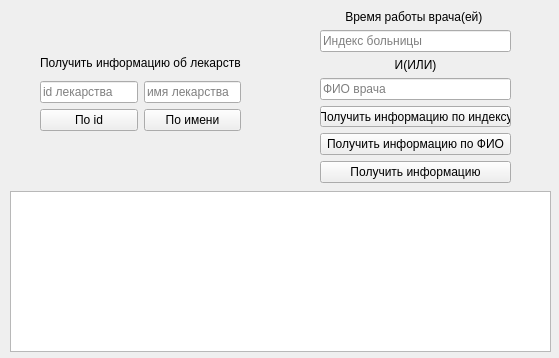
Above: client/gui/ui/info_window.ui from Banifest/HospitalDB before the change. Below: the same form after it.
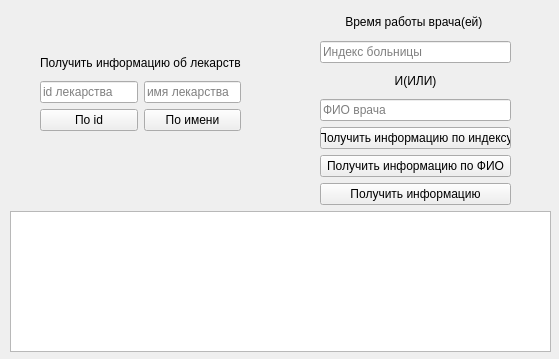
That is the form after the change. Icons and pictures are not drawn.

What changed in the file:
```diff
--- a/client/gui/ui/info_window.ui
+++ b/client/gui/ui/info_window.ui
@@ -7,7 +7,7 @@
                 <x>0</x>
                 <y>0</y>
                 <width>559</width>
-                <height>358</height>
+                <height>359</height>
             </rect>
         </property>
         <property name="windowTitle">
@@ -19,6 +19,1226 @@
                 :/icon/C:/Users/banif/OneDrive/Pictures/hospital/info.png
             </iconset>
         </property>
+        <property name="styleSheet">
+            <string notr="true">QToolTip
+                {
+                border: 1px solid #76797C;
+                background-color: rgb(90, 102, 117);;
+                color: white;
+                padding: 5px;
+                opacity: 200;
+                }
+
+                QWidget
+                {
+                color: #eff0f1;
+                background-color: #31363b;
+                selection-background-color:#3daee9;
+                selection-color: #eff0f1;
+                background-clip: border;
+                border-image: none;
+                border: 0px transparent black;
+                outline: 0;
+                }
+
+                QWidget:item:hover
+                {
+                background-color: #18465d;
+                color: #eff0f1;
+                }
+
+                QWidget:item:selected
+                {
+                background-color: #18465d;
+                }
+
+                QCheckBox
+                {
+                spacing: 5px;
+                outline: none;
+                color: #eff0f1;
+                margin-bottom: 2px;
+                }
+
+                QCheckBox:disabled
+                {
+                color: #76797C;
+                }
+
+                QCheckBox::indicator,
+                QGroupBox::indicator
+                {
+                width: 18px;
+                height: 18px;
+                }
+                QGroupBox::indicator
+                {
+                margin-left: 2px;
+                }
+
+                QRadioButton
+                {
+                spacing: 5px;
+                outline: none;
+                color: #eff0f1;
+                margin-bottom: 2px;
+                }
+
+                QRadioButton:disabled
+                {
+                color: #76797C;
+                }
+                QRadioButton::indicator
+                {
+                width: 21px;
+                height: 21px;
+                }
+
+                QRadioButton::indicator:unchecked
+                {
+                image: url(:/qss_icons/rc/radio_unchecked.png);
+                }
+
+
+                QRadioButton::indicator:unchecked:hover,
+                QRadioButton::indicator:unchecked:focus,
+                QRadioButton::indicator:unchecked:pressed
+                {
+                border: none;
+                outline: none;
+                image: url(:/qss_icons/rc/radio_unchecked_focus.png);
+                }
+
+                QRadioButton::indicator:checked
+                {
+                border: none;
+                outline: none;
+                image: url(:/qss_icons/rc/radio_checked.png);
+                }
+
+                QRadioButton::indicator:checked:hover,
+                QRadioButton::indicator:checked:focus,
+                QRadioButton::indicator:checked:pressed
+                {
+                border: none;
+                outline: none;
+                image: url(:/qss_icons/rc/radio_checked_focus.png);
+                }
+
+                QRadioButton::indicator:checked:disabled
+                {
+                outline: none;
+                image: url(:/qss_icons/rc/radio_checked_disabled.png);
+                }
+
+                QRadioButton::indicator:unchecked:disabled
+                {
+                image: url(:/qss_icons/rc/radio_unchecked_disabled.png);
+                }
+
+
+                QMenuBar
+                {
+                background-color: #31363b;
+                color: #eff0f1;
+                }
+
+                QMenuBar::item
+                {
+                background: transparent;
+                }
+
+                QMenuBar::item:selected
+                {
+                background: transparent;
+                border: 1px solid #76797C;
+                }
+
+                QMenuBar::item:pressed
+                {
+                border: 1px solid #76797C;
+                background-color: #3daee9;
+                color: #eff0f1;
+                margin-bottom:-1px;
+                padding-bottom:1px;
+                }
+
+                QMenu
+                {
+                border: 1px solid #76797C;
+                color: #eff0f1;
+                margin: 2px;
+                }
+
+                QMenu::icon
+                {
+                margin: 5px;
+                }
+
+                QMenu::item
+                {
+                padding: 5px 30px 5px 30px;
+                border: 1px solid transparent; /* reserve space for selection border */
+                }
+
+                QMenu::item:selected
+                {
+                color: #eff0f1;
+                }
+
+                QMenu::separator {
+                height: 2px;
+                background: lightblue;
+                margin-left: 10px;
+                margin-right: 5px;
+                }
+
+                QMenu::indicator {
+                width: 18px;
+                height: 18px;
+                }
+
+                /* non-exclusive indicator = check box style indicator
+                (see QActionGroup::setExclusive) */
+                QMenu::indicator:non-exclusive:unchecked {
+                image: url(:/qss_icons/rc/checkbox_unchecked.png);
+                }
+
+                QMenu::indicator:non-exclusive:unchecked:selected {
+                image: url(:/qss_icons/rc/checkbox_unchecked_disabled.png);
+                }
+
+                QMenu::indicator:non-exclusive:checked {
+                image: url(:/qss_icons/rc/checkbox_checked.png);
+                }
+
+                QMenu::indicator:non-exclusive:checked:selected {
+                image: url(:/qss_icons/rc/checkbox_checked_disabled.png);
+                }
+
+                /* exclusive indicator = radio button style indicator (see QActionGroup::setExclusive) */
+                QMenu::indicator:exclusive:unchecked {
+                image: url(:/qss_icons/rc/radio_unchecked.png);
+                }
+
+                QMenu::indicator:exclusive:unchecked:selected {
+                image: url(:/qss_icons/rc/radio_unchecked_disabled.png);
+                }
+
+                QMenu::indicator:exclusive:checked {
+                image: url(:/qss_icons/rc/radio_checked.png);
+                }
+
+                QMenu::indicator:exclusive:checked:selected {
+                image: url(:/qss_icons/rc/radio_checked_disabled.png);
+                }
+
+                QMenu::right-arrow {
+                margin: 5px;
+                image: url(:/qss_icons/rc/right_arrow.png)
+                }
+
+
+                QWidget:disabled
+                {
+                color: #454545;
+                background-color: #31363b;
+                }
+
+                QAbstractItemView
+                {
+                alternate-background-color: #31363b;
+                color: #eff0f1;
+                border: 1px solid 3A3939;
+                border-radius: 2px;
+                }
+
+                QWidget:focus, QMenuBar:focus
+                {
+                border: 1px solid #3daee9;
+                }
+
+                QTabWidget:focus, QCheckBox:focus, QRadioButton:focus, QSlider:focus
+                {
+                border: none;
+                }
+
+                QLineEdit
+                {
+                background-color: #232629;
+                padding: 5px;
+                border-style: solid;
+                border: 1px solid #76797C;
+                border-radius: 2px;
+                color: #eff0f1;
+                }
+
+                QAbstractItemView QLineEdit
+                {
+                padding: 0;
+                }
+
+                QGroupBox {
+                border:1px solid #76797C;
+                border-radius: 2px;
+                margin-top: 20px;
+                }
+
+                QGroupBox::title {
+                subcontrol-origin: margin;
+                subcontrol-position: top center;
+                padding-left: 10px;
+                padding-right: 10px;
+                padding-top: 10px;
+                }
+
+                QAbstractScrollArea
+                {
+                border-radius: 2px;
+                border: 1px solid #76797C;
+                background-color: transparent;
+                }
+
+                QScrollBar:horizontal
+                {
+                height: 15px;
+                margin: 3px 15px 3px 15px;
+                border: 1px transparent #2A2929;
+                border-radius: 4px;
+                background-color: #2A2929;
+                }
+
+                QScrollBar::handle:horizontal
+                {
+                background-color: #605F5F;
+                min-width: 5px;
+                border-radius: 4px;
+                }
+
+                QScrollBar::add-line:horizontal
+                {
+                margin: 0px 3px 0px 3px;
+                border-image: url(:/qss_icons/rc/right_arrow_disabled.png);
+                width: 10px;
+                height: 10px;
+                subcontrol-position: right;
+                subcontrol-origin: margin;
+                }
+
+                QScrollBar::sub-line:horizontal
+                {
+                margin: 0px 3px 0px 3px;
+                border-image: url(:/qss_icons/rc/left_arrow_disabled.png);
+                height: 10px;
+                width: 10px;
+                subcontrol-position: left;
+                subcontrol-origin: margin;
+                }
+
+                QScrollBar::add-line:horizontal:hover,QScrollBar::add-line:horizontal:on
+                {
+                border-image: url(:/qss_icons/rc/right_arrow.png);
+                height: 10px;
+                width: 10px;
+                subcontrol-position: right;
+                subcontrol-origin: margin;
+                }
+
+
+                QScrollBar::sub-line:horizontal:hover, QScrollBar::sub-line:horizontal:on
+                {
+                border-image: url(:/qss_icons/rc/left_arrow.png);
+                height: 10px;
+                width: 10px;
+                subcontrol-position: left;
+                subcontrol-origin: margin;
+                }
+
+                QScrollBar::up-arrow:horizontal, QScrollBar::down-arrow:horizontal
+                {
+                background: none;
+                }
+
+
+                QScrollBar::add-page:horizontal, QScrollBar::sub-page:horizontal
+                {
+                background: none;
+                }
+
+                QScrollBar:vertical
+                {
+                background-color: #2A2929;
+                width: 15px;
+                margin: 15px 3px 15px 3px;
+                border: 1px transparent #2A2929;
+                border-radius: 4px;
+                }
+
+                QScrollBar::handle:vertical
+                {
+                background-color: #605F5F;
+                min-height: 5px;
+                border-radius: 4px;
+                }
+
+                QScrollBar::sub-line:vertical
+                {
+                margin: 3px 0px 3px 0px;
+                border-image: url(:/qss_icons/rc/up_arrow_disabled.png);
+                height: 10px;
+                width: 10px;
+                subcontrol-position: top;
+                subcontrol-origin: margin;
+                }
+
+                QScrollBar::add-line:vertical
+                {
+                margin: 3px 0px 3px 0px;
+                border-image: url(:/qss_icons/rc/down_arrow_disabled.png);
+                height: 10px;
+                width: 10px;
+                subcontrol-position: bottom;
+                subcontrol-origin: margin;
+                }
+
+                QScrollBar::sub-line:vertical:hover,QScrollBar::sub-line:vertical:on
+                {
+
+                border-image: url(:/qss_icons/rc/up_arrow.png);
+                height: 10px;
+                width: 10px;
+                subcontrol-position: top;
+                subcontrol-origin: margin;
+                }
+
+
+                QScrollBar::add-line:vertical:hover, QScrollBar::add-line:vertical:on
+                {
+                border-image: url(:/qss_icons/rc/down_arrow.png);
+                height: 10px;
+                width: 10px;
+                subcontrol-position: bottom;
+                subcontrol-origin: margin;
+                }
+
+                QScrollBar::up-arrow:vertical, QScrollBar::down-arrow:vertical
+                {
+                background: none;
+                }
+
+
+                QScrollBar::add-page:vertical, QScrollBar::sub-page:vertical
+                {
+                background: none;
+                }
+
+                QTextEdit
+                {
+                background-color: #232629;
+                color: #eff0f1;
+                border: 1px solid #76797C;
+                }
+
+                QPlainTextEdit
+                {
+                background-color: #232629;;
+                color: #eff0f1;
+                border-radius: 2px;
+                border: 1px solid #76797C;
+                }
+
+                QHeaderView::section
+                {
+                background-color: #76797C;
+                color: #eff0f1;
+                padding: 5px;
+                border: 1px solid #76797C;
+                }
+
+                QSizeGrip {
+                image: url(:/qss_icons/rc/sizegrip.png);
+                width: 12px;
+                height: 12px;
+                }
+
+
+                QMainWindow::separator
+                {
+                background-color: #31363b;
+                color: white;
+                padding-left: 4px;
+                spacing: 2px;
+                border: 1px dashed #76797C;
+                }
+
+                QMainWindow::separator:hover
+                {
+
+                background-color: #787876;
+                color: white;
+                padding-left: 4px;
+                border: 1px solid #76797C;
+                spacing: 2px;
+                }
+
+
+                QMenu::separator
+                {
+                height: 1px;
+                background-color: #76797C;
+                color: white;
+                padding-left: 4px;
+                margin-left: 10px;
+                margin-right: 5px;
+                }
+
+
+                QFrame
+                {
+                border-radius: 2px;
+                border: 1px solid #76797C;
+                }
+
+                QFrame[frameShape=&quot;0&quot;]
+                {
+                border-radius: 2px;
+                border: 1px transparent #76797C;
+                }
+
+                QStackedWidget
+                {
+                border: 1px transparent black;
+                }
+
+                QToolBar {
+                border: 1px transparent #393838;
+                background: 1px solid #31363b;
+                font-weight: bold;
+                }
+
+                QToolBar::handle:horizontal {
+                image: url(:/qss_icons/rc/Hmovetoolbar.png);
+                }
+                QToolBar::handle:vertical {
+                image: url(:/qss_icons/rc/Vmovetoolbar.png);
+                }
+                QToolBar::separator:horizontal {
+                image: url(:/qss_icons/rc/Hsepartoolbar.png);
+                }
+                QToolBar::separator:vertical {
+                image: url(:/qss_icons/rc/Vsepartoolbar.png);
+                }
+                QToolButton#qt_toolbar_ext_button {
+                background: #58595a
+                }
+
+                QPushButton
+                {
+                color: #eff0f1;
+                background-color: #31363b;
+                border-width: 1px;
+                border-color: #76797C;
+                border-style: solid;
+                padding: 5px;
+                border-radius: 2px;
+                outline: none;
+                }
+
+                QPushButton:disabled
+                {
+                background-color: #31363b;
+                border-width: 1px;
+                border-color: #454545;
+                border-style: solid;
+                padding-top: 5px;
+                padding-bottom: 5px;
+                padding-left: 10px;
+                padding-right: 10px;
+                border-radius: 2px;
+                color: #454545;
+                }
+
+                QPushButton:focus {
+                background-color: #3daee9;
+                color: white;
+                }
+
+                QPushButton:pressed
+                {
+                background-color: #3daee9;
+                padding-top: -15px;
+                padding-bottom: -17px;
+                }
+
+                QComboBox
+                {
+                selection-background-color: #3daee9;
+                border-style: solid;
+                border: 1px solid #76797C;
+                border-radius: 2px;
+                padding: 5px;
+                min-width: 75px;
+                }
+
+                QPushButton:checked{
+                background-color: #76797C;
+                border-color: #6A6969;
+                }
+
+                QComboBox:hover,QPushButton:hover,QAbstractSpinBox:hover,QLineEdit:hover,QTextEdit:hover,QPlainTextEdit:hover,QAbstractView:hover,QTreeView:hover
+                {
+                border: 1px solid #3daee9;
+                color: #eff0f1;
+                }
+
+                QComboBox:on
+                {
+                padding-top: 3px;
+                padding-left: 4px;
+                selection-background-color: #4a4a4a;
+                }
+
+                QComboBox QAbstractItemView
+                {
+                background-color: #232629;
+                border-radius: 2px;
+                border: 1px solid #76797C;
+                selection-background-color: #18465d;
+                }
+
+                QComboBox::drop-down
+                {
+                subcontrol-origin: padding;
+                subcontrol-position: top right;
+                width: 15px;
+
+                border-left-width: 0px;
+                border-left-color: darkgray;
+                border-left-style: solid;
+                border-top-right-radius: 3px;
+                border-bottom-right-radius: 3px;
+                }
+
+                QComboBox::down-arrow
+                {
+                image: url(:/qss_icons/rc/down_arrow_disabled.png);
+                }
+
+                QComboBox::down-arrow:on, QComboBox::down-arrow:hover,
+                QComboBox::down-arrow:focus
+                {
+                image: url(:/qss_icons/rc/down_arrow.png);
+                }
+
+                QAbstractSpinBox {
+                padding: 5px;
+                border: 1px solid #76797C;
+                background-color: #232629;
+                color: #eff0f1;
+                border-radius: 2px;
+                min-width: 75px;
+                }
+
+                QAbstractSpinBox:up-button
+                {
+                background-color: transparent;
+                subcontrol-origin: border;
+                subcontrol-position: center right;
+                }
+
+                QAbstractSpinBox:down-button
+                {
+                background-color: transparent;
+                subcontrol-origin: border;
+                subcontrol-position: center left;
+                }
+
+                QAbstractSpinBox::up-arrow,QAbstractSpinBox::up-arrow:disabled,QAbstractSpinBox::up-arrow:off {
+                image: url(:/qss_icons/rc/up_arrow_disabled.png);
+                width: 10px;
+                height: 10px;
+                }
+                QAbstractSpinBox::up-arrow:hover
+                {
+                image: url(:/qss_icons/rc/up_arrow.png);
+                }
+
+
+                QAbstractSpinBox::down-arrow,QAbstractSpinBox::down-arrow:disabled,QAbstractSpinBox::down-arrow:off
+                {
+                image: url(:/qss_icons/rc/down_arrow_disabled.png);
+                width: 10px;
+                height: 10px;
+                }
+                QAbstractSpinBox::down-arrow:hover
+                {
+                image: url(:/qss_icons/rc/down_arrow.png);
+                }
+
+
+                QLabel
+                {
+                border: 0px solid black;
+                }
+
+                QTabWidget{
+                border: 0px transparent black;
+                }
+
+                QTabWidget::pane {
+                border: 1px solid #76797C;
+                padding: 5px;
+                margin: 0px;
+                }
+
+                QTabWidget::tab-bar {
+                left: 5px; /* move to the right by 5px */
+                }
+
+                QTabBar
+                {
+                qproperty-drawBase: 0;
+                border-radius: 3px;
+                }
+
+                QTabBar:focus
+                {
+                border: 0px transparent black;
+                }
+
+                QTabBar::close-button {
+                image: url(:/qss_icons/rc/close.png);
+                background: transparent;
+                }
+
+                QTabBar::close-button:hover
+                {
+                image: url(:/qss_icons/rc/close-hover.png);
+                background: transparent;
+                }
+
+                QTabBar::close-button:pressed {
+                image: url(:/qss_icons/rc/close-pressed.png);
+                background: transparent;
+                }
+
+                /* TOP TABS */
+                QTabBar::tab:top {
+                color: #eff0f1;
+                border: 1px solid #76797C;
+                border-bottom: 1px transparent black;
+                background-color: #31363b;
+                padding: 5px;
+                min-width: 50px;
+                border-top-left-radius: 2px;
+                border-top-right-radius: 2px;
+                }
+
+                QTabBar::tab:top:!selected
+                {
+                color: #eff0f1;
+                background-color: #54575B;
+                border: 1px solid #76797C;
+                border-bottom: 1px transparent black;
+                border-top-left-radius: 2px;
+                border-top-right-radius: 2px;
+                }
+
+                QTabBar::tab:top:!selected:hover {
+                background-color: #3daee9;
+                }
+
+                /* BOTTOM TABS */
+                QTabBar::tab:bottom {
+                color: #eff0f1;
+                border: 1px solid #76797C;
+                border-top: 1px transparent black;
+                background-color: #31363b;
+                padding: 5px;
+                border-bottom-left-radius: 2px;
+                border-bottom-right-radius: 2px;
+                min-width: 50px;
+                }
+
+                QTabBar::tab:bottom:!selected
+                {
+                color: #eff0f1;
+                background-color: #54575B;
+                border: 1px solid #76797C;
+                border-top: 1px transparent black;
+                border-bottom-left-radius: 2px;
+                border-bottom-right-radius: 2px;
+                }
+
+                QTabBar::tab:bottom:!selected:hover {
+                background-color: #3daee9;
+                }
+
+                /* LEFT TABS */
+                QTabBar::tab:left {
+                color: #eff0f1;
+                border: 1px solid #76797C;
+                border-left: 1px transparent black;
+                background-color: #31363b;
+                padding: 5px;
+                border-top-right-radius: 2px;
+                border-bottom-right-radius: 2px;
+                min-height: 50px;
+                }
+
+                QTabBar::tab:left:!selected
+                {
+                color: #eff0f1;
+                background-color: #54575B;
+                border: 1px solid #76797C;
+                border-left: 1px transparent black;
+                border-top-right-radius: 2px;
+                border-bottom-right-radius: 2px;
+                }
+
+                QTabBar::tab:left:!selected:hover {
+                background-color: #3daee9;
+                }
+
+
+                /* RIGHT TABS */
+                QTabBar::tab:right {
+                color: #eff0f1;
+                border: 1px solid #76797C;
+                border-right: 1px transparent black;
+                background-color: #31363b;
+                padding: 5px;
+                border-top-left-radius: 2px;
+                border-bottom-left-radius: 2px;
+                min-height: 50px;
+                }
+
+                QTabBar::tab:right:!selected
+                {
+                color: #eff0f1;
+                background-color: #54575B;
+                border: 1px solid #76797C;
+                border-right: 1px transparent black;
+                border-top-left-radius: 2px;
+                border-bottom-left-radius: 2px;
+                }
+
+                QTabBar::tab:right:!selected:hover {
+                background-color: #3daee9;
+                }
+
+                QTabBar QToolButton::right-arrow:enabled {
+                image: url(:/qss_icons/rc/right_arrow.png);
+                }
+
+                QTabBar QToolButton::left-arrow:enabled {
+                image: url(:/qss_icons/rc/left_arrow.png);
+                }
+
+                QTabBar QToolButton::right-arrow:disabled {
+                image: url(:/qss_icons/rc/right_arrow_disabled.png);
+                }
+
+                QTabBar QToolButton::left-arrow:disabled {
+                image: url(:/qss_icons/rc/left_arrow_disabled.png);
+                }
+
+
+                QDockWidget {
+                background: #31363b;
+                border: 1px solid #403F3F;
+                titlebar-close-icon: url(:/qss_icons/rc/close.png);
+                titlebar-normal-icon: url(:/qss_icons/rc/undock.png);
+                }
+
+                QDockWidget::close-button, QDockWidget::float-button {
+                border: 1px solid transparent;
+                border-radius: 2px;
+                background: transparent;
+                }
+
+                QDockWidget::close-button:hover, QDockWidget::float-button:hover {
+                background: rgba(255, 255, 255, 10);
+                }
+
+                QDockWidget::close-button:pressed, QDockWidget::float-button:pressed {
+                padding: 1px -1px -1px 1px;
+                background: rgba(255, 255, 255, 10);
+                }
+
+                QTreeView, QListView
+                {
+                border: 1px solid #76797C;
+                background-color: #232629;
+                }
+
+                QTreeView:branch:selected, QTreeView:branch:hover
+                {
+                background: url(:/qss_icons/rc/transparent.png);
+                }
+
+                QTreeView::branch:has-siblings:!adjoins-item {
+                border-image: url(:/qss_icons/rc/transparent.png);
+                }
+
+                QTreeView::branch:has-siblings:adjoins-item {
+                border-image: url(:/qss_icons/rc/transparent.png);
+                }
+
+                QTreeView::branch:!has-children:!has-siblings:adjoins-item {
+                border-image: url(:/qss_icons/rc/transparent.png);
+                }
+
+                QTreeView::branch:has-children:!has-siblings:closed,
+                QTreeView::branch:closed:has-children:has-siblings {
+                image: url(:/qss_icons/rc/branch_closed.png);
+                }
+
+                QTreeView::branch:open:has-children:!has-siblings,
+                QTreeView::branch:open:has-children:has-siblings {
+                image: url(:/qss_icons/rc/branch_open.png);
+                }
+
+                QTreeView::branch:has-children:!has-siblings:closed:hover,
+                QTreeView::branch:closed:has-children:has-siblings:hover {
+                image: url(:/qss_icons/rc/branch_closed-on.png);
+                }
+
+                QTreeView::branch:open:has-children:!has-siblings:hover,
+                QTreeView::branch:open:has-children:has-siblings:hover {
+                image: url(:/qss_icons/rc/branch_open-on.png);
+                }
+
+                QListView::item:!selected:hover, QTreeView::item:!selected:hover {
+                background: #18465d;
+                outline: 0;
+                color: #eff0f1
+                }
+
+                QListView::item:selected:hover, QTreeView::item:selected:hover {
+                background: #287399;
+                color: #eff0f1;
+                }
+
+                QTreeView::indicator:checked, QListView::indicator:checked
+                {
+                image: url(:/qss_icons/rc/checkbox_checked.png);
+                }
+
+                QTreeView::indicator:checked, QListView::indicator:checked
+                {
+                image: url(:/qss_icons/rc/checkbox_unchecked.png);
+                }
+
+                QTreeView::indicator:checked:hover,
+                QTreeView::indicator:checked:focus,
+                QTreeView::indicator:checked:pressed,
+                QListView::indicator:checked:hover,
+                QListView::indicator:checked:focus,
+                QListView::indicator:checked:pressed
+                {
+                image: url(:/qss_icons/rc/checkbox_checked_focus.png);
+                }
+
+                QTreeView::indicator:unchecked:hover,
+                QTreeView::indicator:unchecked:focus,
+                QTreeView::indicator:unchecked:pressed,
+                QListView::indicator:unchecked:hover,
+                QListView::indicator:unchecked:focus,
+                QListView::indicator:unchecked:pressed
+                {
+                image: url(:/qss_icons/rc/checkbox_unchecked_focus.png);
+                }
+
+                QSlider::groove:horizontal {
+                border: 1px solid #565a5e;
+                height: 4px;
+                background: #565a5e;
+                margin: 0px;
+                border-radius: 2px;
+                }
+
+                QSlider::handle:horizontal {
+                background: #232629;
+                border: 1px solid #565a5e;
+                width: 16px;
+                height: 16px;
+                margin: -8px 0;
+                border-radius: 9px;
+                }
+
+                QSlider::groove:vertical {
+                border: 1px solid #565a5e;
+                width: 4px;
+                background: #565a5e;
+                margin: 0px;
+                border-radius: 3px;
+                }
+
+                QSlider::handle:vertical {
+                background: #232629;
+                border: 1px solid #565a5e;
+                width: 16px;
+                height: 16px;
+                margin: 0 -8px;
+                border-radius: 9px;
+                }
+
+                QToolButton {
+                background-color: transparent;
+                border: 1px transparent #76797C;
+                border-radius: 2px;
+                margin: 3px;
+                padding: 5px;
+                }
+
+                QToolButton[popupMode=&quot;1&quot;] { /* only for MenuButtonPopup */
+                padding-right: 20px; /* make way for the popup button */
+                border: 1px #76797C;
+                border-radius: 5px;
+                }
+
+                QToolButton[popupMode=&quot;2&quot;] { /* only for InstantPopup */
+                padding-right: 10px; /* make way for the popup button */
+                border: 1px #76797C;
+                }
+
+
+                QToolButton:hover, QToolButton::menu-button:hover {
+                background-color: transparent;
+                border: 1px solid #3daee9;
+                padding: 5px;
+                }
+
+                QToolButton:checked, QToolButton:pressed,
+                QToolButton::menu-button:pressed {
+                background-color: #3daee9;
+                border: 1px solid #3daee9;
+                padding: 5px;
+                }
+
+                /* the subcontrol below is used only in the InstantPopup or DelayedPopup mode */
+                QToolButton::menu-indicator {
+                image: url(:/qss_icons/rc/down_arrow.png);
+                top: -7px; left: -2px; /* shift it a bit */
+                }
+
+                /* the subcontrols below are used only in the MenuButtonPopup mode */
+                QToolButton::menu-button {
+                border: 1px transparent #76797C;
+                border-top-right-radius: 6px;
+                border-bottom-right-radius: 6px;
+                /* 16px width + 4px for border = 20px allocated above */
+                width: 16px;
+                outline: none;
+                }
+
+                QToolButton::menu-arrow {
+                image: url(:/qss_icons/rc/down_arrow.png);
+                }
+
+                QToolButton::menu-arrow:open {
+                border: 1px solid #76797C;
+                }
+
+                QPushButton::menu-indicator {
+                subcontrol-origin: padding;
+                subcontrol-position: bottom right;
+                left: 8px;
+                }
+
+                QTableView
+                {
+                border: 1px solid #76797C;
+                gridline-color: #31363b;
+                background-color: #232629;
+                }
+
+
+                QTableView, QHeaderView
+                {
+                border-radius: 0px;
+                }
+
+                QTableView::item:pressed, QListView::item:pressed, QTreeView::item:pressed {
+                background: #18465d;
+                color: #eff0f1;
+                }
+
+                QTableView::item:selected:active, QTreeView::item:selected:active, QListView::item:selected:active {
+                background: #287399;
+                color: #eff0f1;
+                }
+
+
+                QHeaderView
+                {
+                background-color: #31363b;
+                border: 1px transparent;
+                border-radius: 0px;
+                margin: 0px;
+                padding: 0px;
+
+                }
+
+                QHeaderView::section {
+                background-color: #31363b;
+                color: #eff0f1;
+                padding: 5px;
+                border: 1px solid #76797C;
+                border-radius: 0px;
+                text-align: center;
+                }
+
+                QHeaderView::section::vertical::first, QHeaderView::section::vertical::only-one
+                {
+                border-top: 1px solid #76797C;
+                }
+
+                QHeaderView::section::vertical
+                {
+                border-top: transparent;
+                }
+
+                QHeaderView::section::horizontal::first, QHeaderView::section::horizontal::only-one
+                {
+                border-left: 1px solid #76797C;
+                }
+
+                QHeaderView::section::horizontal
+                {
+                border-left: transparent;
+                }
+
+
+                QHeaderView::section:checked
+                {
+                color: white;
+                background-color: #334e5e;
+                }
+
+                /* style the sort indicator */
+                QHeaderView::down-arrow {
+                image: url(:/qss_icons/rc/down_arrow.png);
+                }
+
+                QHeaderView::up-arrow {
+                image: url(:/qss_icons/rc/up_arrow.png);
+                }
+
+
+                QTableCornerButton::section {
+                background-color: #31363b;
+                border: 1px transparent #76797C;
+                border-radius: 0px;
+                }
+
+                QToolBox {
+                padding: 5px;
+                border: 1px transparent black;
+                }
+
+                QToolBox::tab {
+                color: #eff0f1;
+                background-color: #31363b;
+                border: 1px solid #76797C;
+                border-bottom: 1px transparent #31363b;
+                border-top-left-radius: 5px;
+                border-top-right-radius: 5px;
+                }
+
+                QToolBox::tab:selected { /* italicize selected tabs */
+                font: italic;
+                background-color: #31363b;
+                border-color: #3daee9;
+                }
+
+                QStatusBar::item {
+                border: 0px transparent dark;
+                }
+
+
+                QFrame[height=&quot;3&quot;], QFrame[width=&quot;3&quot;] {
+                background-color: #76797C;
+                }
+
+
+                QSplitter::handle {
+                border: 1px dashed #76797C;
+                }
+
+                QSplitter::handle:hover {
+                background-color: #787876;
+                border: 1px solid #76797C;
+                }
+
+                QSplitter::handle:horizontal {
+                width: 1px;
+                }
+
+                QSplitter::handle:vertical {
+                height: 1px;
+                }
+
+                QProgressBar {
+                border: 1px solid #76797C;
+                border-radius: 5px;
+                text-align: center;
+                }
+
+                QProgressBar::chunk {
+                background-color: #05B8CC;
+                }
+
+                QDateEdit
+                {
+                selection-background-color: #3daee9;
+                border-style: solid;
+                border: 1px solid #3375A3;
+                border-radius: 2px;
+                padding: 1px;
+                min-width: 75px;
+                }
+
+                QDateEdit:on
+                {
+                padding-top: 3px;
+                padding-left: 4px;
+                selection-background-color: #4a4a4a;
+                }
+
+                QDateEdit QAbstractItemView
+                {
+                background-color: #232629;
+                border-radius: 2px;
+                border: 1px solid #3375A3;
+                selection-background-color: #3daee9;
+                }
+
+                QDateEdit::drop-down
+                {
+                subcontrol-origin: padding;
+                subcontrol-position: top right;
+                width: 15px;
+                border-left-width: 0px;
+                border-left-color: darkgray;
+                border-left-style: solid;
+                border-top-right-radius: 3px;
+                border-bottom-right-radius: 3px;
+                }
+
+                QDateEdit::down-arrow
+                {
+                image: url(:/qss_icons/rc/down_arrow_disabled.png);
+                }
+
+                QDateEdit::down-arrow:on, QDateEdit::down-arrow:hover,
+                QDateEdit::down-arrow:focus
+                {
+                image: url(:/qss_icons/rc/down_arrow.png);
+                }
+            </string>
+        </property>
         <widget class="QWidget" name="layoutWidget">
             <property name="geometry">
                 <rect>
@@ -73,9 +1293,9 @@
             <property name="geometry">
                 <rect>
                     <x>10</x>
-                    <y>191</y>
+                    <y>211</y>
                     <width>541</width>
-                    <height>161</height>
+                    <height>141</height>
                 </rect>
             </property>
         </widget>
@@ -85,7 +1305,7 @@
                     <x>320</x>
                     <y>10</y>
                     <width>191</width>
-                    <height>173</height>
+                    <height>195</height>
                 </rect>
             </property>
             <layout class="QGridLayout" name="gridLayout">
```
